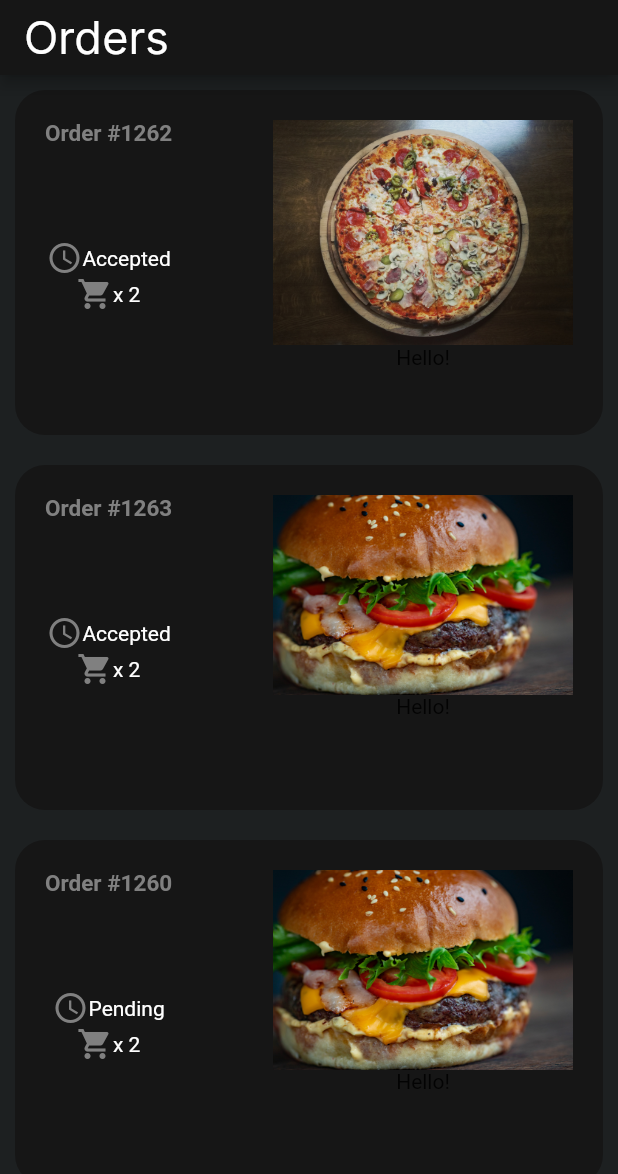
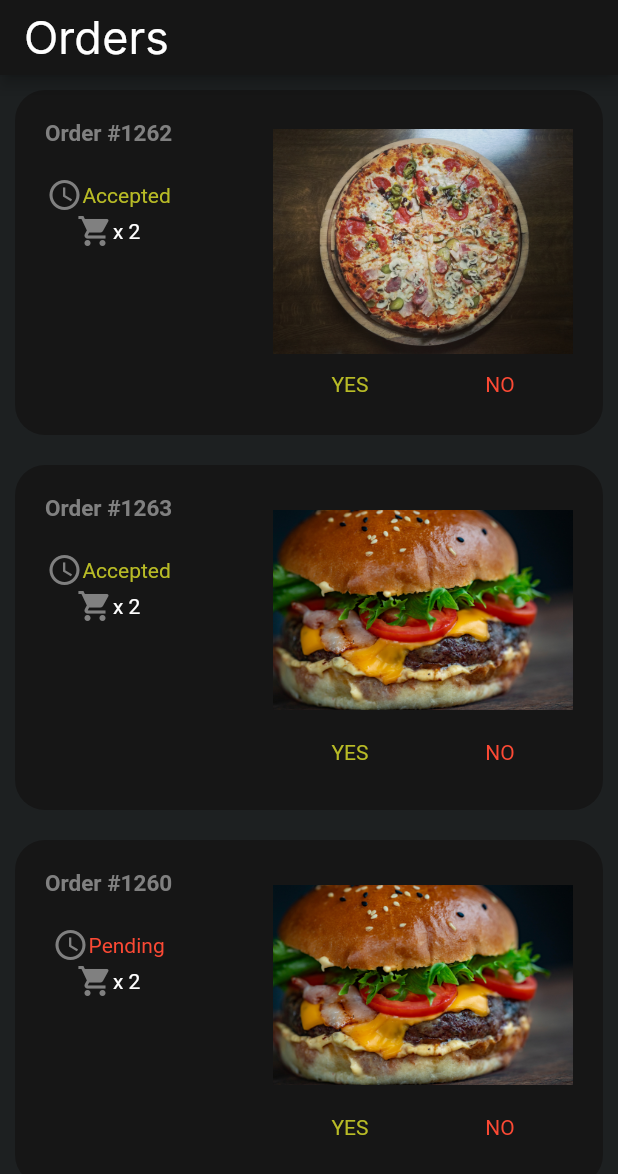
Before and after one commit to vatsal999/flutter_app, a Flutter app: the screen it shows after launch, on a phone screen of 412 x 824 dp. Shown: the top 1174 px of the screen. Run offline on Flutter 3.47's test engine with Material 2 defaults, Android fonts, the phone set to English and light mode, and no system bars; our stand-ins replace percent_indicator.

Commit message:
added state to order_status and add somethings in details page

```diff
--- a/lib/card.dart
+++ b/lib/card.dart
@@ -1,15 +1,16 @@
 import 'package:flutter/material.dart';
 import 'package:sutt_app/details.dart';
+import 'package:sutt_app/main.dart';
 
-class MyCard extends StatelessWidget {
+class MyCard extends StatefulWidget {
   final int ordernumber;
-  final String status;
+  String status;
   final int quantity;
   final int progresspercent;
   final int price;
   final String image;
 
-  const MyCard({
+  MyCard({
     super.key,
     required this.ordernumber,
     required this.status,
@@ -18,6 +19,12 @@ class MyCard extends StatelessWidget {
     required this.image,
     required this.progresspercent,
   });
+
+  @override
+  State<MyCard> createState() => _MyCardState();
+}
+
+class _MyCardState extends State<MyCard> {
   @override
   Widget build(BuildContext context) {
     return Container(
@@ -25,35 +32,44 @@ class MyCard extends StatelessWidget {
       padding: const EdgeInsets.fromLTRB(10, 10, 10, 10),
       child: GestureDetector(
         onTap: () {
+          if (widget.status == "Accepted") {
             Navigator.push(
                 context,
                 MaterialPageRoute(
                   builder: (context) => details(
-                  image: image,
-                  progress: progresspercent,
+                    image: widget.image,
+                    progress: widget.progresspercent,
+                    ordernumber: widget.ordernumber,
                   ),
                 ));
+          }
         },
         child: Container(
           child: Row(
             children: [
-              Column(children: [
+              Column(
+                children: [
                   Text(
-                  "Order #$ordernumber",
+                    "Order #${widget.ordernumber}",
                     style: TextStyle(
                         color: Color(0xFF808080),
                         fontSize: 15,
                         fontWeight: FontWeight.bold),
                   ),
-                Spacer(),
+                  Padding(padding: EdgeInsets.all(10)),
                   Row(
                     children: [
                       Icon(
                         Icons.schedule,
                         color: Color(0xFF808080),
                       ),
-                    Text("$status", style: TextStyle(color: Color(0xFFFFFFFF))),
+                      Text("${widget.status}",
+                          style: TextStyle(
+                              color: Color((widget.status == "Accepted"
+                                  ? 0xFFB8BB26
+                                  : 0xFFFB4934)))),
                     ],
+                    mainAxisAlignment: MainAxisAlignment.spaceAround,
                   ),
                   Row(
                     children: [
@@ -62,28 +78,53 @@ class MyCard extends StatelessWidget {
                         color: Color(0xFF808080),
                       ),
                       Text(
-                      "x $quantity",
+                        "x ${widget.quantity}",
                         style: TextStyle(color: Color(0xFFFFFFFF)),
                       )
                     ],
                   ),
-                Spacer()
-              ]),
-              Spacer(),
+                ],
+              ),
               Container(
                 height: 300,
                 width: 200,
                 child: Column(
                   children: [
                     Image.asset(
-                      image,
+                      widget.image,
                       fit: BoxFit.fill,
                     ),
-                    Text("Hello!")
-                  ],
+                    Row(
+                      children: [
+                        GestureDetector(
+                          onTap: () {
+                            widget.status = "Accepted";
+                            setState(() {});
+                          },
+                          child: Text(
+                            "YES",
+                            style: TextStyle(color: Color(0xFFB8BB26)),
+                          ),
+                        ),
+                        GestureDetector(
+                          onTap: () {
+                            widget.status = "Rejected";
+                            setState(() {});
+                          },
+                          child: Text(
+                            "NO",
+                            style: TextStyle(color: Color(0xFFFB4934)),
                           ),
                         ),
                       ],
+                      mainAxisAlignment: MainAxisAlignment.spaceAround,
+                    )
+                  ],
+                  mainAxisAlignment: MainAxisAlignment.spaceAround,
+                ),
+              ),
+            ],
+            mainAxisAlignment: MainAxisAlignment.spaceBetween,
           ),
           height: 300,
           decoration: BoxDecoration(
```
Also changed, not shown: lib/details.dart (+85 -2 lines). Lines whose indentation alone changed are shown as unchanged.
